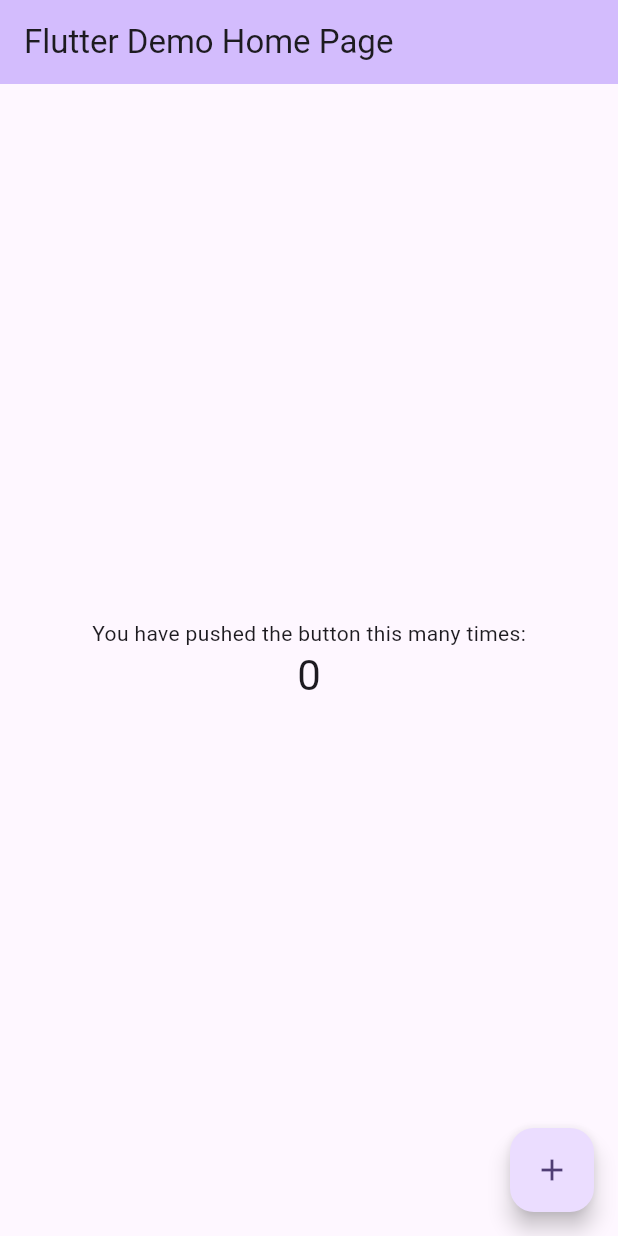
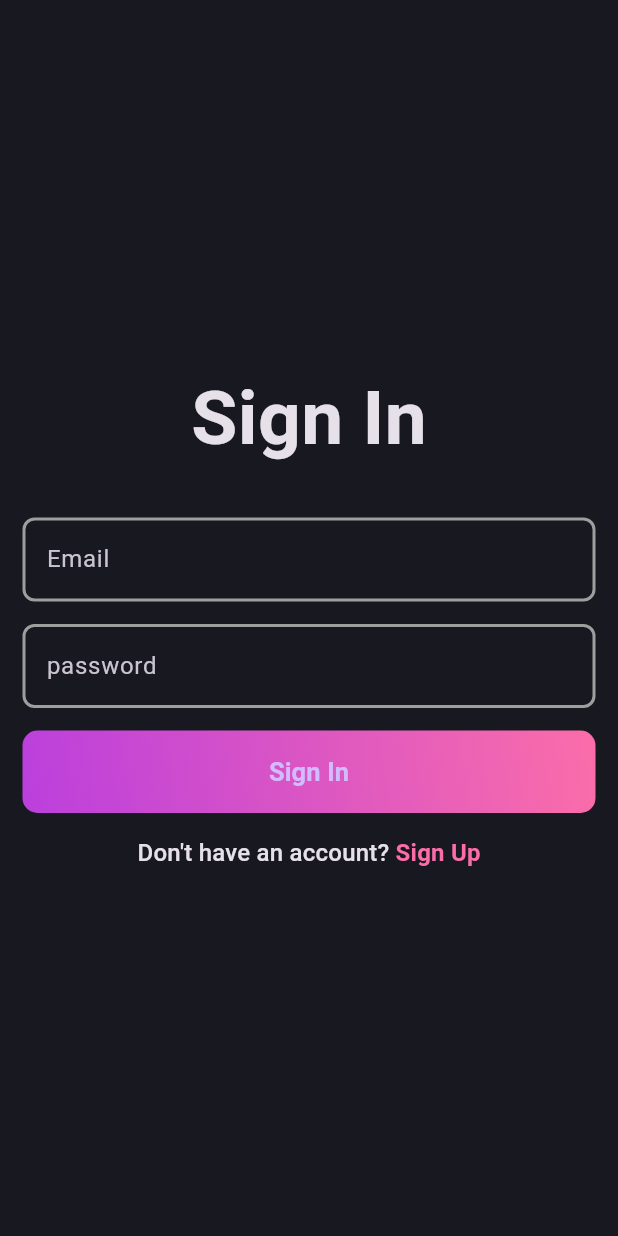
Before and after one commit to MuhammedAshrafSaleh/blog, a Flutter app: the screen it shows after launch, on a phone screen of 412 x 824 dp. Run offline on Flutter 3.47's test engine with Material 3 defaults, Android fonts, the phone set to English and light mode, and no system bars; our stand-ins replace bloc, dartz, equatable, supabase_flutter; accounts and stored records are empty.

Commit message:
Start Making Domain Layer

```diff
--- /dev/null
+++ b/lib/core/constants/app_strings.dart
@@ -0,0 +1,10 @@
+class AppStrings {
+  static const String signUp = "Sign Up";
+  static const String signIn = "Sign In";
+  static const String name = "Name";
+  static const String email = "Email";
+  static const String password = "password";
+  static const String dontHaveAccount = "Don't have an account? ";
+  static const String aleardyHaveAnAccount = "Already have an account? ";
+  static const String anExpectedError = "An unexpected error occured";
+}
--- /dev/null
+++ b/lib/core/errors/failure.dart
@@ -0,0 +1,4 @@
+class Failure {
+  final String message;
+  const Failure({this.message = "An unexpected error occured"});
+}
--- /dev/null
+++ b/lib/core/secrets/app_secrets.dart
@@ -0,0 +1,5 @@
+class AppSecrets {
+  static const supabaseUrl = 'https://drddoodtfirlydljgbep.supabase.co';
+  static const supabaseAnonKey =
+      "eyJhbGciOiJIUzI1NiIsInR5cCI6IkpXVCJ9.eyJpc3MiOiJzdXBhYmFzZSIsInJlZiI6ImRyZGRvb2R0ZmlybHlkbGpnYmVwIiwicm9sZSI6ImFub24iLCJpYXQiOjE3MjU3OTY0NzcsImV4cCI6MjA0MTM3MjQ3N30.0GAK5cYq2LZ7x5NquDp5gnIdnF4guW-Q2yJ0znyfvXQ";
+}
--- /dev/null
+++ b/lib/core/theme/app_colors.dart
@@ -0,0 +1,14 @@
+import 'package:flutter/material.dart';
+
+class AppColors {
+  static const Color backgroundColor = Color.fromRGBO(24, 24, 32, 1);
+  static const Color gradient1 = Color.fromRGBO(187, 63, 221, 1);
+  static const Color gradient2 = Color.fromRGBO(251, 109, 169, 1);
+  static const Color gradient3 = Color.fromRGBO(255, 159, 124, 1);
+  static const Color borderColor = Color.fromRGBO(52, 51, 67, 1);
+  static const Color whiteColor = Colors.white;
+  static const Color greyColor = Colors.grey;
+  static const Color errorColor = Colors.redAccent;
+  static const Color transparentColor = Colors.transparent;
+  static const Color grey = Colors.grey;
+}
--- /dev/null
+++ b/lib/core/theme/app_theme.dart
@@ -0,0 +1,8 @@
+import 'package:blog_app/core/theme/app_colors.dart';
+import 'package:flutter/material.dart';
+
+class AppTheme {
+  static final darkTheme = ThemeData.dark().copyWith(
+    scaffoldBackgroundColor: AppColors.backgroundColor,
+  );
+}
--- /dev/null
+++ b/lib/features/auth/data/datasources/auth_remote_data_sources.dart
@@ -0,0 +1,13 @@
+abstract interface class AuthRemoteDataSources {
+  Future<String> signUpEmailPassword({
+    required String name,
+    required String email,
+    required String password,
+  });
+
+  Future<String> signUpEmailPassword({
+    required String name,
+    required String email,
+    required String password,
+  });
+}
--- /dev/null
+++ b/lib/features/auth/domain/repositories/auth_respository.dart
@@ -0,0 +1,15 @@
+import 'package:blog_app/core/errors/failure.dart';
+import 'package:dartz/dartz.dart';
+
+abstract interface class AuthRespository {
+  Future<Either<Failure, String>> signUpEmailPassword({
+    required String name,
+    required String email,
+    required String password,
+  });
+
+  Future<Either<Failure, String>> loginEmailPassword({
+    required String email,
+    required String password,
+  });
+}
--- /dev/null
+++ b/lib/features/auth/presentation/pages/signin.dart
@@ -0,0 +1,96 @@
+import 'package:blog_app/core/constants/app_strings.dart';
+import 'package:blog_app/core/theme/app_colors.dart';
+import 'package:blog_app/features/auth/presentation/pages/singup.dart';
+import 'package:blog_app/features/auth/presentation/widgets/custom_textfield.dart';
+import 'package:flutter/material.dart';
+
+import '../widgets/custom_gradient_btn.dart';
+
+class SignInPage extends StatefulWidget {
+  static route() => MaterialPageRoute(builder: (context) => const SignInPage());
+  const SignInPage({super.key});
+
+  @override
+  State<SignInPage> createState() => _SignInPageState();
+}
+
+class _SignInPageState extends State<SignInPage> {
+  final emailController = TextEditingController();
+  final passwordController = TextEditingController();
+  final formKey = GlobalKey<FormState>();
+  @override
+  Widget build(BuildContext context) {
+    return Scaffold(
+      body: Padding(
+        padding: const EdgeInsets.symmetric(horizontal: 15),
+        child: Form(
+          key: formKey,
+          child: Column(
+            mainAxisAlignment: MainAxisAlignment.center,
+            crossAxisAlignment: CrossAxisAlignment.center,
+            children: [
+              const Text(
+                AppStrings.signIn,
+                style: TextStyle(
+                  fontSize: 50,
+                  fontWeight: FontWeight.bold,
+                ),
+              ),
+              const SizedBox(height: 30),
+              CustomTextFormField(
+                hasIcon: false,
+                keyboardType: TextInputType.text,
+                controller: emailController,
+                text: AppStrings.email,
+                validator: (value) {
+                  return null;
+                },
+              ),
+              const SizedBox(height: 15),
+              CustomTextFormField(
+                hasIcon: false,
+                keyboardType: TextInputType.text,
+                controller: passwordController,
+                text: AppStrings.password,
+                validator: (value) {
+                  return null;
+                },
+              ),
+              const SizedBox(height: 15),
+              const CustomGradientBtn(buttonText: AppStrings.signIn),
+              const SizedBox(height: 15),
+              GestureDetector(
+                onTap: () {
+                  Navigator.push(context, SingUpPage.route());
+                },
+                child: RichText(
+                  text: TextSpan(
+                    text: AppStrings.dontHaveAccount,
+                    style: Theme.of(context).textTheme.titleMedium,
+                    children: [
+                      TextSpan(
+                        text: AppStrings.signUp,
+                        style:
+                            Theme.of(context).textTheme.titleMedium?.copyWith(
+                                  color: AppColors.gradient2,
+                                  fontWeight: FontWeight.bold,
+                                ),
+                      ),
+                    ],
+                  ),
+                ),
+              )
+            ],
+          ),
+        ),
+      ),
+    );
+  }
+
+  @override
+  void dispose() {
+    emailController.dispose();
+    passwordController.dispose();
+    super.dispose();
+  }
+}
--- /dev/null
+++ b/lib/features/auth/presentation/widgets/custom_gradient_btn.dart
@@ -0,0 +1,35 @@
+import 'package:blog_app/core/theme/app_colors.dart';
+import 'package:flutter/material.dart';
+
+class CustomGradientBtn extends StatelessWidget {
+  final String buttonText;
+  const CustomGradientBtn({super.key, required this.buttonText});
+
+  @override
+  Widget build(BuildContext context) {
+    return Container(
+      decoration: BoxDecoration(
+        borderRadius: BorderRadius.circular(10),
+        gradient: const LinearGradient(
+            begin: Alignment.bottomLeft,
+            end: Alignment.topRight,
+            colors: [AppColors.gradient1, AppColors.gradient2]),
+      ),
+      child: ElevatedButton(
+        onPressed: () {},
+        style: ElevatedButton.styleFrom(
+          fixedSize: const Size(395, 55),
+          backgroundColor: AppColors.transparentColor,
+          shadowColor: AppColors.transparentColor,
+        ),
+        child: Text(
+          buttonText,
+          style: const TextStyle(
+            fontSize: 17,
+            fontWeight: FontWeight.bold,
+          ),
+        ),
+      ),
+    );
+  }
+}
--- /dev/null
+++ b/lib/features/auth/presentation/widgets/custom_textfield.dart
@@ -0,0 +1,66 @@
+import 'package:blog_app/core/theme/app_colors.dart';
+import 'package:flutter/material.dart';
+
+// ignore: must_be_immutable
+class CustomTextFormField extends StatefulWidget {
+  final TextEditingController controller;
+  final String text;
+  void Function()? onpressedIcon;
+  bool hasIcon = false;
+  TextInputType? keyboardType;
+  String? Function(String?)? validator;
+  CustomTextFormField({
+    super.key,
+    required this.controller,
+    required this.validator,
+    required this.text,
+    this.keyboardType,
+    required this.hasIcon,
+    this.onpressedIcon,
+  });
+  @override
+  State<CustomTextFormField> createState() => _CustomTextFormFieldState();
+}
+
+class _CustomTextFormFieldState extends State<CustomTextFormField> {
+  bool showPassword = false;
+  @override
+  Widget build(BuildContext context) {
+    return TextFormField(
+      controller: widget.controller,
+      keyboardType: widget.keyboardType,
+      obscureText: (widget.hasIcon && !showPassword),
+      decoration: InputDecoration(
+        suffixIcon: widget.hasIcon
+            ? IconButton(
+                onPressed: () {
+                  setState(() {
+                    showPassword = !showPassword;
+                  });
+                },
+                icon: Icon(
+                  showPassword ? Icons.visibility : Icons.visibility_off,
+                  color: AppColors.whiteColor,
+                ),
+              )
+            : null,
+        labelText: widget.text,
+        border: _border(),
+        enabledBorder: _border(),
+        focusedBorder: _border(color: AppColors.errorColor),
+        hintStyle: Theme.of(context).textTheme.bodyMedium,
+        fillColor: Colors.transparent,
+        filled: true,
+      ),
+      validator: widget.validator,
+    );
+  }
+
+  static _border({Color color = AppColors.grey}) => OutlineInputBorder(
+        borderRadius: BorderRadius.circular(8),
+        borderSide: BorderSide(
+          color: color,
+          width: 2,
+        ),
+      );
+}
--- a/lib/main.dart
+++ b/lib/main.dart
@@ -1,125 +1,27 @@
+import 'package:blog_app/core/secrets/app_secrets.dart';
+import 'package:blog_app/core/theme/app_theme.dart';
+import 'package:blog_app/features/auth/presentation/pages/signin.dart';
 import 'package:flutter/material.dart';
+import 'package:supabase_flutter/supabase_flutter.dart';
 
-void main() {
+void main() async {
+  WidgetsFlutterBinding.ensureInitialized();
+  await Supabase.initialize(
+    anonKey: AppSecrets.supabaseAnonKey,
+    url: AppSecrets.supabaseUrl,
+  );
   runApp(const MyApp());
 }
 
 class MyApp extends StatelessWidget {
   const MyApp({super.key});
-
-  // This widget is the root of your application.
   @override
   Widget build(BuildContext context) {
     return MaterialApp(
-      title: 'Flutter Demo',
-      theme: ThemeData(
-        // This is the theme of your application.
-        //
-        // TRY THIS: Try running your application with "flutter run". You'll see
-        // the application has a purple toolbar. Then, without quitting the app,
-        // try changing the seedColor in the colorScheme below to Colors.green
-        // and then invoke "hot reload" (save your changes or press the "hot
-        // reload" button in a Flutter-supported IDE, or press "r" if you used
-        // the command line to start the app).
-        //
-        // Notice that the counter didn't reset back to zero; the application
-        // state is not lost during the reload. To reset the state, use hot
-        // restart instead.
-        //
-        // This works for code too, not just values: Most code changes can be
-        // tested with just a hot reload.
-        colorScheme: ColorScheme.fromSeed(seedColor: Colors.deepPurple),
-        useMaterial3: true,
-      ),
-      home: const MyHomePage(title: 'Flutter Demo Home Page'),
+      title: 'Blog App',
+      debugShowCheckedModeBanner: false,
+      theme: AppTheme.darkTheme,
+      home: const SignInPage(),
     );
   }
 }
-
-class MyHomePage extends StatefulWidget {
-  const MyHomePage({super.key, required this.title});
-
-  // This widget is the home page of your application. It is stateful, meaning
-  // that it has a State object (defined below) that contains fields that affect
-  // how it looks.
-
-  // This class is the configuration for the state. It holds the values (in this
-  // case the title) provided by the parent (in this case the App widget) and
-  // used by the build method of the State. Fields in a Widget subclass are
-  // always marked "final".
-
-  final String title;
-
-  @override
-  State<MyHomePage> createState() => _MyHomePageState();
-}
-
-class _MyHomePageState extends State<MyHomePage> {
-  int _counter = 0;
-
-  void _incrementCounter() {
-    setState(() {
-      // This call to setState tells the Flutter framework that something has
-      // changed in this State, which causes it to rerun the build method below
-      // so that the display can reflect the updated values. If we changed
-      // _counter without calling setState(), then the build method would not be
-      // called again, and so nothing would appear to happen.
-      _counter++;
-    });
-  }
-
-  @override
-  Widget build(BuildContext context) {
-    // This method is rerun every time setState is called, for instance as done
-    // by the _incrementCounter method above.
-    //
-    // The Flutter framework has been optimized to make rerunning build methods
-    // fast, so that you can just rebuild anything that needs updating rather
-    // than having to individually change instances of widgets.
-    return Scaffold(
-      appBar: AppBar(
-        // TRY THIS: Try changing the color here to a specific color (to
-        // Colors.amber, perhaps?) and trigger a hot reload to see the AppBar
-        // change color while the other colors stay the same.
-        backgroundColor: Theme.of(context).colorScheme.inversePrimary,
-        // Here we take the value from the MyHomePage object that was created by
-        // the App.build method, and use it to set our appbar title.
-        title: Text(widget.title),
-      ),
-      body: Center(
-        // Center is a layout widget. It takes a single child and positions it
-        // in the middle of the parent.
-        child: Column(
-          // Column is also a layout widget. It takes a list of children and
-          // arranges them vertically. By default, it sizes itself to fit its
-          // children horizontally, and tries to be as tall as its parent.
-          //
-          // Column has various properties to control how it sizes itself and
-          // how it positions its children. Here we use mainAxisAlignment to
-          // center the children vertically; the main axis here is the vertical
-          // axis because Columns are vertical (the cross axis would be
-          // horizontal).
-          //
-          // TRY THIS: Invoke "debug painting" (choose the "Toggle Debug Paint"
-          // action in the IDE, or press "p" in the console), to see the
-          // wireframe for each widget.
-          mainAxisAlignment: MainAxisAlignment.center,
-          children: <Widget>[
-            const Text(
-              'You have pushed the button this many times:',
-            ),
-            Text(
-              '$_counter',
-              style: Theme.of(context).textTheme.headlineMedium,
-            ),
-          ],
-        ),
-      ),
-      floatingActionButton: FloatingActionButton(
-        onPressed: _incrementCounter,
-        tooltip: 'Increment',
-        child: const Icon(Icons.add),
-      ), // This trailing comma makes auto-formatting nicer for build methods.
-    );
-  }
-}
```
Also changed, not shown: lib/features/auth/presentation/cubit/auth_cubit.dart (added, +8 -0 lines), lib/features/auth/presentation/cubit/auth_state.dart (added, +10 -0 lines), lib/features/auth/presentation/pages/singup.dart (added, +107 -0 lines), pubspec.yaml (+6 -59 lines), pubspec.lock, 5 other files.
